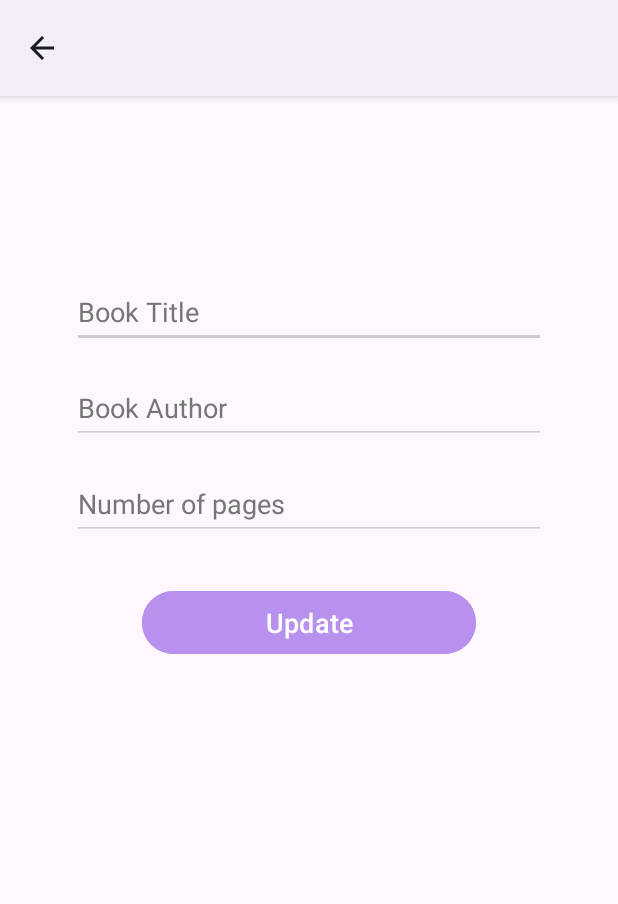
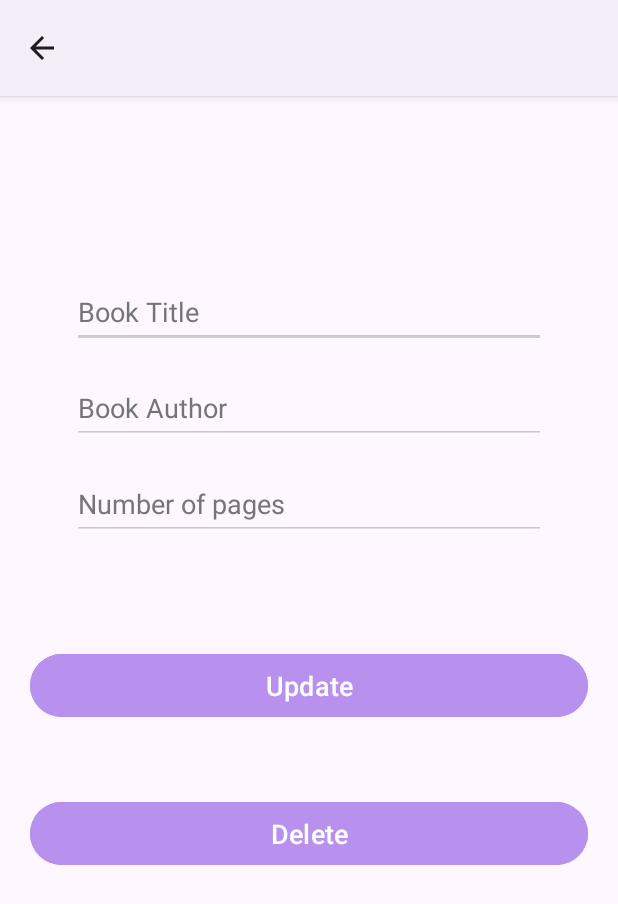
Before and after one commit to SalmaMhadhbii/MyLibraryManagementApplication, an Android app: the UpdateActivity screen opened directly, with no data from a screen before it, on a phone screen of 412 x 824 dp. Shown: the top 904 px of the screen. Run offline under Robolectric (Android 15) with nearby library versions, the phone set to English and light mode, and no system bars.

Commit message:
adding delete button

```diff
--- a/app/src/main/java/com/example/mylibrarymanagementapplication/UpdateActivity.java
+++ b/app/src/main/java/com/example/mylibrarymanagementapplication/UpdateActivity.java
@@ -16,7 +16,7 @@ import androidx.core.view.WindowInsetsCompat;
 
 public class UpdateActivity extends AppCompatActivity {
     EditText title_input, author_input, pages_input;
-    Button update_button;
+    Button update_button,delete_button;
 
     String id, title, author, pages;
 
@@ -28,6 +28,7 @@ public class UpdateActivity extends AppCompatActivity {
         author_input = findViewById(R.id.author_input2);
         pages_input = findViewById(R.id.pages_input2);
         update_button = findViewById(R.id.update_button);
+        delete_button = findViewById(R.id.delete_button);
 
         //always call the methods in the onCreate()
         //1 call this method
@@ -54,6 +55,13 @@ public class UpdateActivity extends AppCompatActivity {
             }
         });
 
+        delete_button.setOnClickListener(new View.OnClickListener() {
+            @Override
+            public void onClick(View view) {
+
+            }
+        });
+
     }
 
     void getAndSetIntentData(){
--- a/app/src/main/res/layout/activity_update.xml
+++ b/app/src/main/res/layout/activity_update.xml
@@ -58,15 +58,31 @@
 
     <Button
         android:id="@+id/update_button"
-        android:layout_width="0dp"
+        android:layout_width="match_parent"
         android:layout_height="50dp"
-        android:layout_marginTop="30dp"
+        android:layout_marginTop="72dp"
+        android:backgroundTint="@color/button_purple"
         android:text="@string/update"
+        android:textColor="@color/white"
         android:textSize="18sp"
-        android:textColor="@color/white"
-        android:backgroundTint="@color/button_purple"
         app:layout_constraintEnd_toEndOf="parent"
+        app:layout_constraintHorizontal_bias="0.0"
         app:layout_constraintStart_toStartOf="parent"
         app:layout_constraintTop_toBottomOf="@+id/pages_input2"
         app:layout_constraintWidth_percent="0.6" />
+
+    <Button
+        android:id="@+id/delete_button"
+        android:layout_width="match_parent"
+        android:layout_height="50dp"
+        android:backgroundTint="@color/button_purple"
+        android:text="@string/delete"
+        android:textColor="@color/white"
+        android:textSize="18sp"
+        app:layout_constraintBottom_toBottomOf="parent"
+        app:layout_constraintEnd_toEndOf="parent"
+        app:layout_constraintHorizontal_bias="1.0"
+        app:layout_constraintStart_toStartOf="parent"
+        app:layout_constraintTop_toBottomOf="@+id/update_button"
+        app:layout_constraintVertical_bias="0.178" />
 </androidx.constraintlayout.widget.ConstraintLayout>
--- a/app/src/main/res/values-night/strings.xml
+++ b/app/src/main/res/values-night/strings.xml
@@ -10,4 +10,5 @@
     <string name="author1">Author1</string>
     <string name="_120">120</string>
     <string name="update">Update</string>
+    <string name="delete">Delete</string>
 </resources>
--- a/app/src/main/res/values/strings.xml
+++ b/app/src/main/res/values/strings.xml
@@ -10,4 +10,5 @@
     <string name="author1">Author1</string>
     <string name="_120">120</string>
     <string name="update">Update</string>
+    <string name="delete">Delete</string>
 </resources>
```
